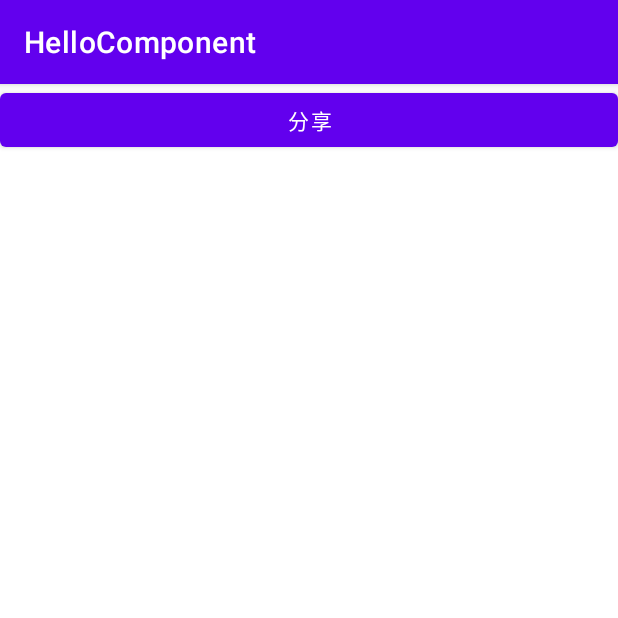
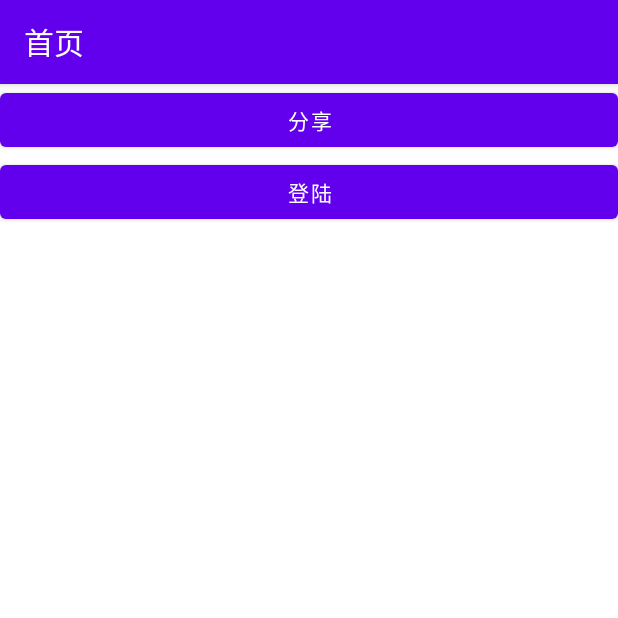
Before and after one commit to yongshengdev/HelloComponent, an Android app: the screen it shows after launch (MainActivity), after a tap on "分享", on a phone screen of 412 x 824 dp, the top half of it. Run offline under Robolectric (Android 15) with nearby library versions, the phone set to English and light mode, and no system bars; our stand-ins replace data binding; libraries missing offline, so code that uses them is left out: com.alibaba.android; 2 statements that could not run were skipped.

```diff
--- a/app/src/main/AndroidManifest.xml
+++ b/app/src/main/AndroidManifest.xml
@@ -10,7 +10,9 @@
         android:roundIcon="@mipmap/ic_launcher_round"
         android:supportsRtl="true"
         android:theme="@style/Theme.HelloComponent">
-        <activity android:name=".MainActivity">
+        <activity
+            android:name=".MainActivity"
+            android:label="首页">
             <intent-filter>
                 <action android:name="android.intent.action.MAIN" />
 
--- a/app/src/main/java/com/sign/hellocomponent/MainActivity.kt
+++ b/app/src/main/java/com/sign/hellocomponent/MainActivity.kt
@@ -2,10 +2,12 @@ package com.sign.hellocomponent
 
 import androidx.appcompat.app.AppCompatActivity
 import android.os.Bundle
-import android.text.TextUtils
+import android.util.Log
 import android.widget.Toast
+import com.alibaba.android.arouter.facade.Postcard
+import com.alibaba.android.arouter.facade.callback.NavigationCallback
 import com.alibaba.android.arouter.launcher.ARouter
-import com.sign.componentbase.service.ServiceFactory
+import com.sign.base.config.RouterConfig
 import com.sign.hellocomponent.databinding.ActivityMainBinding
 
 class MainActivity : AppCompatActivity() {
@@ -16,15 +18,36 @@ class MainActivity : AppCompatActivity() {
         super.onCreate(savedInstanceState)
         binding = ActivityMainBinding.inflate(layoutInflater)
         setContentView(binding.root)
+        Log.d("test", "onCreate currentThread: ${Thread.currentThread()}")
         binding.btnShare.setOnClickListener {
-            if (!TextUtils.isEmpty(ServiceFactory.getInstance().getLoginService().getAccountId())) {
-                ARouter.getInstance().build("/share/share").withString(
-                    "accountId",
-                    ServiceFactory.getInstance().getLoginService().getAccountId()
-                ).navigation()
-            } else {
-                ARouter.getInstance().build("/account/login").navigation()
-            }
+            ARouter.getInstance().build(RouterConfig.SHARE_ACTIVITY).withString(
+                RouterConfig.Params.SHARE_TITLE,
+                "This is share Title from MainActivity."
+            ).navigation(this@MainActivity, object : NavigationCallback {
+                override fun onLost(postcard: Postcard?) {
+
+                }
+
+                override fun onFound(postcard: Postcard?) {
+
+                }
+
+                // 注意：在子线程中回调
+                override fun onInterrupt(postcard: Postcard?) {
+                    Log.d("test", "onInterrupt currentThread: ${Thread.currentThread()}")
+                    runOnUiThread {
+                        Toast.makeText(this@MainActivity, "请先登陆", Toast.LENGTH_LONG).show()
+                    }
+                }
+
+                override fun onArrival(postcard: Postcard?) {
+
+                }
+
+            })
+        }
+        binding.btnLogin.setOnClickListener {
+            ARouter.getInstance().build(RouterConfig.LOGIN_ACTIVITY).navigation()
         }
     }
 }
--- a/app/src/main/res/layout/activity_main.xml
+++ b/app/src/main/res/layout/activity_main.xml
@@ -19,5 +19,12 @@
             android:text="分享"
             app:layout_constraintTop_toTopOf="parent" />
 
+        <Button
+            android:id="@+id/btn_login"
+            android:layout_width="match_parent"
+            android:layout_height="wrap_content"
+            android:text="登陆"
+            app:layout_constraintTop_toBottomOf="@id/btn_share" />
+
     </androidx.constraintlayout.widget.ConstraintLayout>
 </layout>
--- a/login/src/main/AndroidManifest.xml
+++ b/login/src/main/AndroidManifest.xml
@@ -3,7 +3,9 @@
     package="com.sign.login">
 
     <application android:theme="@style/Theme.HelloComponent">
-        <activity android:name=".LoginActivity"></activity>
+        <activity
+            android:name=".LoginActivity"
+            android:label="登陆"></activity>
     </application>
 
 </manifest>
--- a/login/src/main/manifest/AndroidManifest.xml
+++ b/login/src/main/manifest/AndroidManifest.xml
@@ -10,7 +10,9 @@
         android:roundIcon="@mipmap/ic_launcher_round"
         android:supportsRtl="true"
         android:theme="@style/Theme.HelloComponent">
-        <activity android:name=".LoginActivity">
+        <activity
+            android:name=".LoginActivity"
+            android:label="登陆">
             <intent-filter>
                 <action android:name="android.intent.action.MAIN" />
                 <category android:name="android.intent.category.LAUNCHER" />
--- a/share/src/main/AndroidManifest.xml
+++ b/share/src/main/AndroidManifest.xml
@@ -3,7 +3,8 @@
     package="com.sign.share">
 
     <application android:theme="@style/Theme.HelloComponent">
-        <activity android:name=".ShareActivity"></activity>
+        <activity android:name=".ShareActivity"
+            android:label="分享"></activity>
     </application>
 
 </manifest>
--- a/share/src/main/manifest/AndroidManifest.xml
+++ b/share/src/main/manifest/AndroidManifest.xml
@@ -9,7 +9,9 @@
         android:roundIcon="@mipmap/ic_launcher_round"
         android:supportsRtl="true"
         android:theme="@style/Theme.HelloComponent">
-        <activity android:name=".ShareActivity">
+        <activity
+            android:name=".ShareActivity"
+            android:label="分享">
             <intent-filter>
                 <action android:name="android.intent.action.MAIN" />
                 <category android:name="android.intent.category.LAUNCHER" />
```
Also changed, not shown: base/src/main/java/com/sign/base/config/RouterConfig.kt (added, +20 -0 lines), login/src/main/java/com/sign/login/LoginActivity.kt (+34 -10 lines), login/src/main/java/com/sign/login/intercept/LoginInterceptor.kt (added, +42 -0 lines), share/src/main/java/com/sign/share/ShareActivity.kt (+10 -7 lines).
